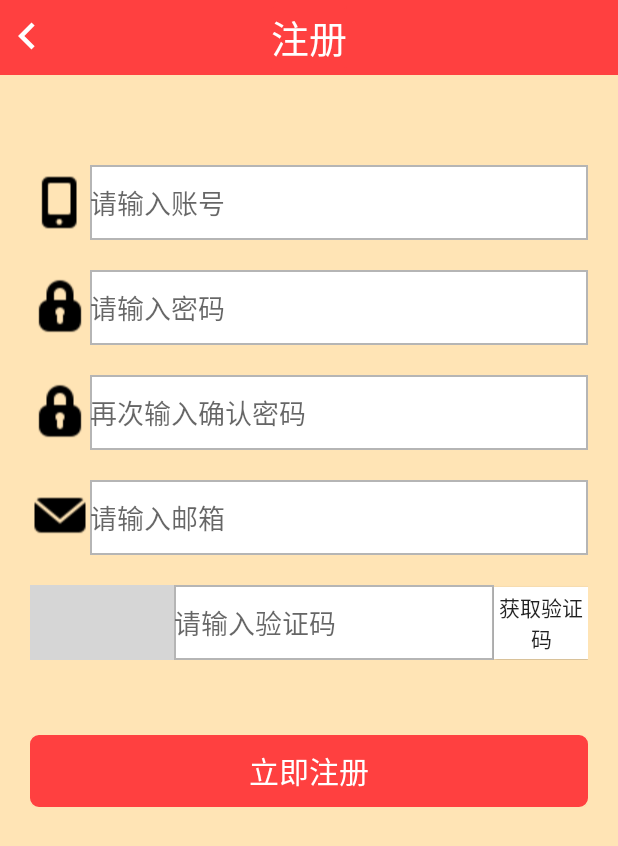
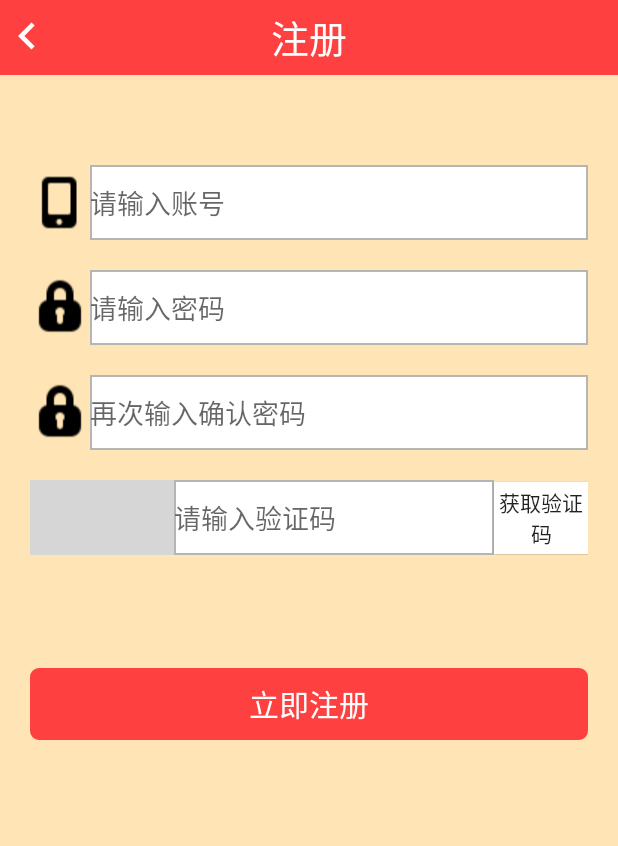
Before and after one commit to zaxfenfeiyu/Housekeeping, an Android app: the RegisterActivity screen opened directly, with no data from a screen before it, on a phone screen of 412 x 824 dp. Shown: the top 846 px of the screen. Run offline under Robolectric (Android 15) with nearby library versions, the light colour scheme and no system bars; libraries missing offline, so code that uses them is left out: cn.smssdk; 3 statements that could not run were skipped; grey boxes are pictures that could not be loaded.

Commit message:
完成了注册功能

```diff
--- a/app/src/main/AndroidManifest.xml
+++ b/app/src/main/AndroidManifest.xml
@@ -16,6 +16,7 @@
             </intent-filter>
         </activity>
         <activity android:name=".RegisterActivity" />
+        <activity android:name=".LoginActivity" />
 
         <activity
             android:name="com.mob.tools.MobUIShell"
--- a/app/src/main/res/layout/activity_register.xml
+++ b/app/src/main/res/layout/activity_register.xml
@@ -115,28 +115,6 @@
         <TableRow
             android:layout_width="match_parent"
             android:layout_height="wrap_content"
-            android:layout_marginTop="20dp">
-
-            <ImageView
-                android:src="@drawable/mail"
-                android:layout_width="wrap_content"
-                android:layout_height="50dp"
-                android:id="@+id/imageView4" />
-
-            <EditText
-                android:layout_width="match_parent"
-                android:layout_height="match_parent"
-                android:inputType="textPassword"
-                android:ems="10"
-                android:id="@+id/register_input_email_edit"
-                android:background="@drawable/edit_shape"
-                android:hint="请输入邮箱"/>
-
-        </TableRow>
-
-        <TableRow
-            android:layout_width="match_parent"
-            android:layout_height="wrap_content"
             android:layout_marginTop="20dp" >
 
             <ImageView
@@ -165,7 +143,7 @@
         <TableRow
             android:layout_width="match_parent"
             android:layout_height="wrap_content"
-            android:layout_marginTop="50dp">
+            android:layout_marginTop="75dp">
 
             <Button
                 android:layout_width="match_parent"
```
Also changed, not shown: app/src/main/java/com/example/ariel/housekeeping/LoginActivity.java (+5 -4 lines), app/src/main/java/com/example/ariel/housekeeping/RegisterActivity.java (+110 -22 lines), app/src/main/java/com/example/ariel/housekeeping/RequestService.java (added, +73 -0 lines).
